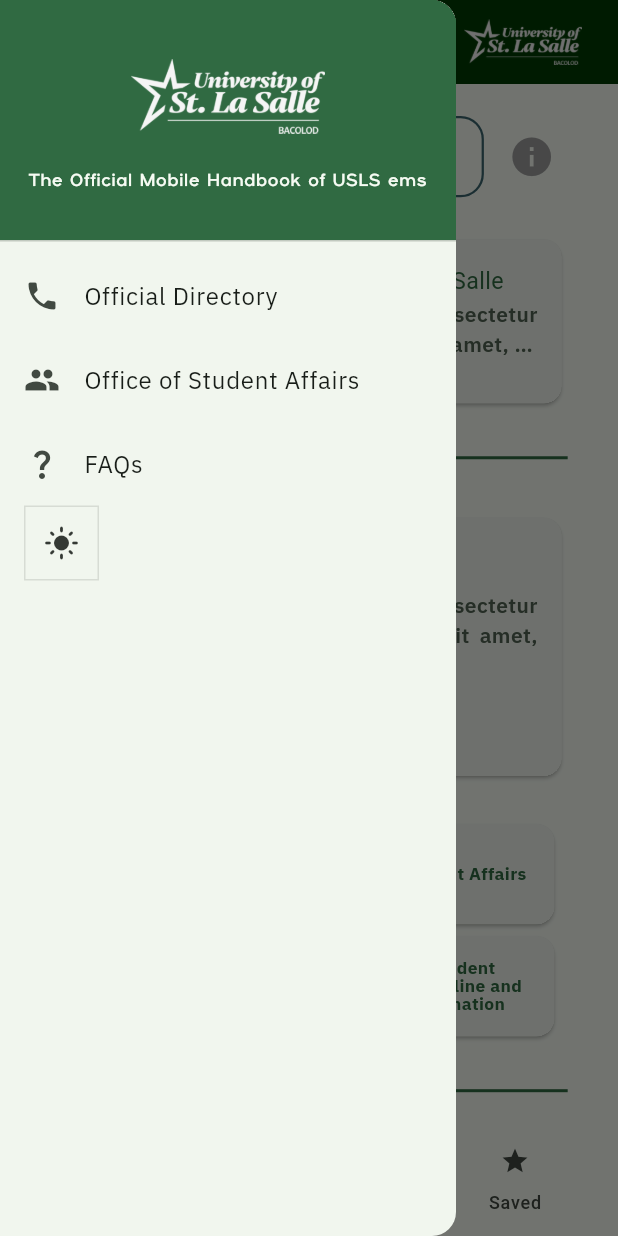
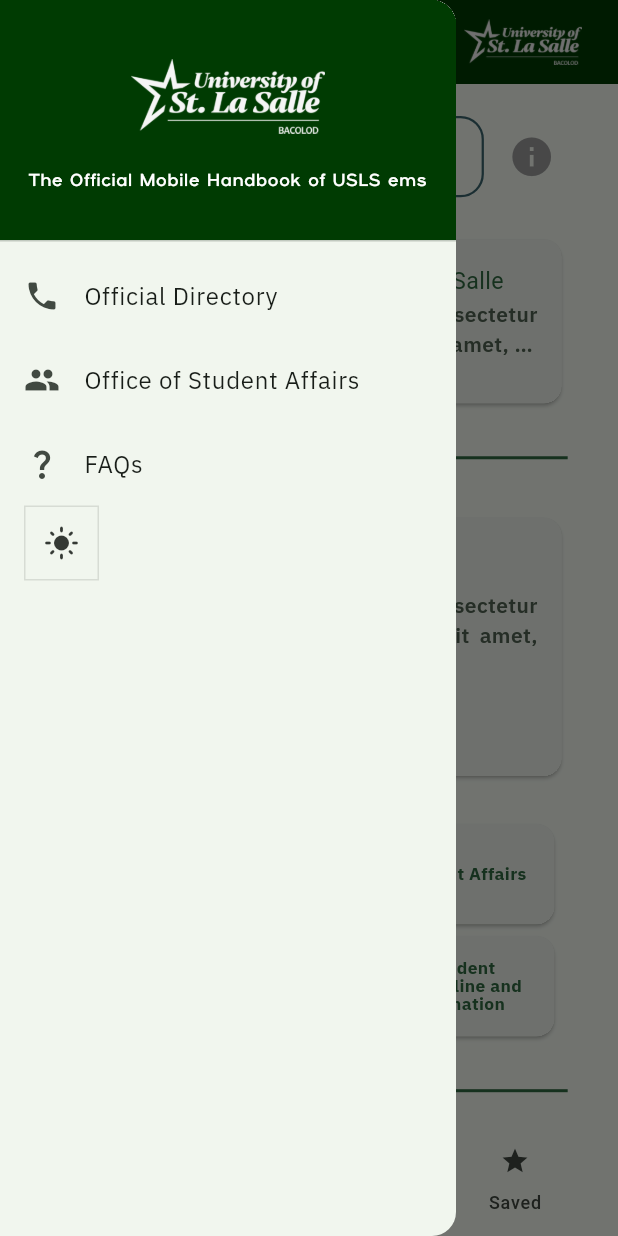
Before and after one commit to ascxiao/handbook, a Flutter app: the screen it shows after launch, with the side drawer open, on a phone screen of 412 x 824 dp. Run offline on Flutter 3.47's test engine with Material 3 defaults, Android fonts, the phone set to English and light mode, and no system bars; our stand-ins replace flutter_markdown_plus, flutter_screenutil, gap.

Commit message:
did some stuff

```diff
--- a/lib/main.dart
+++ b/lib/main.dart
@@ -30,7 +30,7 @@
                     ).copyWith(
                       surfaceBright: Colors.white,
                       surfaceDim: const Color.fromARGB(255, 1, 25, 3),
-                      primaryFixed: const Color.fromARGB(255, 0, 59, 2),
+                      onPrimary: const Color.fromARGB(255, 0, 59, 2),
                     ),
               ),
               home: WidgetTree(),
--- a/lib/views/widgets/appbar_widget.dart
+++ b/lib/views/widgets/appbar_widget.dart
@@ -40,7 +40,7 @@
           ],
           iconTheme: IconThemeData(color: Colors.white),
           centerTitle: false,
-          backgroundColor: Theme.of(context).colorScheme.primaryFixed,
+          backgroundColor: Theme.of(context).colorScheme.onPrimary,
         );
       },
     );
--- a/lib/views/widgets/drawer_widget.dart
+++ b/lib/views/widgets/drawer_widget.dart
@@ -14,7 +14,7 @@
           children: [
             DrawerHeader(
               decoration: BoxDecoration(
-                color: Theme.of(context).colorScheme.primary,
+                color: Theme.of(context).colorScheme.onPrimary,
               ),
               child: Column(
                 mainAxisAlignment: MainAxisAlignment.spaceEvenly,
@@ -25,7 +25,7 @@
                     style: TextStyle(
                       fontFamily: 'Gilgan',
                       fontSize: 12.sp,
-                      color: Theme.of(context).colorScheme.surface,
+                      color: Colors.white,
                     ),
                     textAlign: TextAlign.center,
                   ),
```
Also changed, not shown: lib/views/pages/article_page.dart (+16 -3 lines), lib/views/widgets/search_bar.dart (+13 -1 lines).
